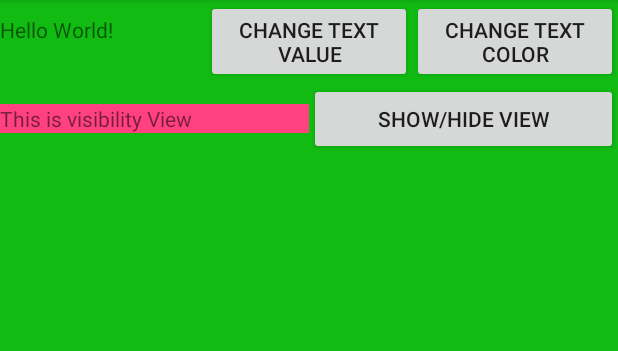
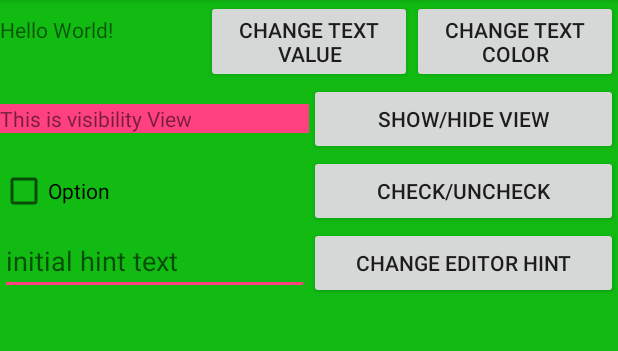
Before and after one commit to AboElEla48/mvvmdemo, an Android app: the screen it shows after launch (MainActivity), on a phone screen of 412 x 824 dp, the part 84-435 px from its top. Run offline under Robolectric (Android 15) with nearby library versions, the phone set to English and light mode, and no system bars; our stand-ins replace RxJava; libraries missing offline, so code that uses them is left out: com.jakewharton.rxbinding2; 8 statements that could not run were skipped.

Commit message:
Test annotations editor hint text value, check box check value

```diff
--- a/app/src/main/java/foureg/mvvmframework/MainActivity.java
+++ b/app/src/main/java/foureg/mvvmframework/MainActivity.java
@@ -2,6 +2,8 @@ package foureg.mvvmframework;
 
 import android.view.View;
 import android.widget.Button;
+import android.widget.CheckBox;
+import android.widget.EditText;
 import android.widget.TextView;
 
 import com.foureg.baseframework.annotations.ContentViewId;
@@ -33,4 +35,16 @@ public class MainActivity extends BaseActivity<MainActivityViewModel>
 
     @ViewId(R.id.activity_visibility_show_hide_btn)
     Button showHideViewBtn;
+
+    @ViewId(R.id.activity_check_box_view)
+    CheckBox checkBoxView;
+
+    @ViewId(R.id.activity_change_check_box_btn)
+    Button changeCheckBoxBtn;
+
+    @ViewId(R.id.activity_edit_view)
+    EditText editorView;
+
+    @ViewId(R.id.activity_change_editor_hint_text_btn)
+    Button changeEditorHintBtn;
 }
--- a/app/src/main/java/foureg/mvvmframework/MainActivityPresenter.java
+++ b/app/src/main/java/foureg/mvvmframework/MainActivityPresenter.java
@@ -37,6 +37,51 @@ public class MainActivityPresenter extends BaseViewPresenter<MainActivity>
 
         // Show/Hide annotation
         showHideView();
+
+        // Check/Uncheck checkbox
+        ChangeCheckBoxVal();
+
+        // Editor Hint text value
+        changeEditorHintVal();
+    }
+
+    private void changeEditorHintVal() {
+        RxView.clicks(getView().changeEditorHintBtn)
+                .subscribe(new Consumer<Object>()
+                {
+                    @Override
+                    public void accept(Object o) throws Exception {
+                        Log.w(Constants.LOG_TAG, "***********************");
+                        Log.w(Constants.LOG_TAG, "Initial Hint text value = "
+                                + getView().getViewModel().getEditorHintVal().get());
+
+                        getView().getViewModel().getEditorHintVal().set("New Hint Text");
+
+                        Log.w(Constants.LOG_TAG, "Hint text value after change = "
+                                + getView().getViewModel().getEditorHintVal().get());
+                        Log.w(Constants.LOG_TAG, "***********************");
+                    }
+                });
+    }
+
+    private void ChangeCheckBoxVal() {
+        RxView.clicks(getView().changeCheckBoxBtn)
+                .subscribe(new Consumer<Object>()
+                {
+                    @Override
+                    public void accept(Object o) throws Exception {
+                        Log.w(Constants.LOG_TAG, "***********************");
+                        Log.w(Constants.LOG_TAG, "Initial Check Box val = "
+                                + getView().getViewModel().getCheckBoxVal().get());
+
+                        Boolean isChecked = !getView().getViewModel().getCheckBoxVal().get();
+                        getView().getViewModel().getCheckBoxVal().set(isChecked);
+
+                        Log.w(Constants.LOG_TAG, "CheckBox value after change = "
+                                + getView().getViewModel().getCheckBoxVal().get());
+                        Log.w(Constants.LOG_TAG, "***********************");
+                    }
+                });
     }
 
     private void changeTextColor() {
--- a/app/src/main/java/foureg/mvvmframework/MainActivityViewModel.java
+++ b/app/src/main/java/foureg/mvvmframework/MainActivityViewModel.java
@@ -1,6 +1,8 @@
 package foureg.mvvmframework;
 
 import com.foureg.baseframework.annotations.DataModel;
+import com.foureg.baseframework.annotations.viewmodelfields.ViewModelCheckBoxField;
+import com.foureg.baseframework.annotations.viewmodelfields.ViewModelHintEditTextField;
 import com.foureg.baseframework.annotations.viewmodelfields.ViewModelTextField;
 import com.foureg.baseframework.annotations.viewmodelfields.ViewModelTextViewTextColorField;
 import com.foureg.baseframework.annotations.viewmodelfields.ViewModelViewVisibilityField;
@@ -23,6 +25,12 @@ class MainActivityViewModel extends BaseViewModel<MainActivity>
     @ViewModelViewVisibilityField(value = R.id.activity_visibility_view, fieldName = "visibilityViewVal")
     private Property<Integer> visibilityViewVal = new Property<>();
 
+    @ViewModelCheckBoxField(value = R.id.activity_check_box_view, fieldName = "CheckBoxView")
+    private Property<Boolean> checkBoxVal = new Property<>();
+
+    @ViewModelHintEditTextField(value = R.id.activity_edit_view, fieldName = "EditorView")
+    private Property<String> editorHintVal = new Property<>();
+
     @DataModel
     foureg.mvvmframework.data.DataModel dataModel;
 
@@ -36,4 +44,8 @@ class MainActivityViewModel extends BaseViewModel<MainActivity>
     Property<Integer> getVisibilityViewVal() {
         return visibilityViewVal;
     }
+
+    Property<Boolean> getCheckBoxVal() { return checkBoxVal; }
+
+    Property<String> getEditorHintVal() { return editorHintVal; }
 }
--- a/app/src/main/res/layout/activity_main.xml
+++ b/app/src/main/res/layout/activity_main.xml
@@ -62,6 +62,55 @@
 
     </LinearLayout>
 
+    <LinearLayout
+        android:id="@+id/layout_view_checkBox"
+        android:layout_below="@id/layout_view_visibility"
+        android:layout_width="match_parent"
+        android:layout_height="wrap_content"
+        android:weightSum="2"
+        android:orientation="horizontal">
+
+        <CheckBox
+            android:id="@+id/activity_check_box_view"
+            android:layout_width="0dp"
+            android:layout_height="wrap_content"
+            android:layout_weight="1"
+            android:text="Option"
+            android:checked="false"/>
+
+        <Button
+            android:id="@+id/activity_change_check_box_btn"
+            android:layout_width="0dp"
+            android:layout_height="wrap_content"
+            android:layout_weight="1"
+            android:text="Check/Uncheck"/>
+
+    </LinearLayout>
+
+    <LinearLayout
+        android:id="@+id/layout_view_hint_text"
+        android:layout_below="@id/layout_view_checkBox"
+        android:layout_width="match_parent"
+        android:layout_height="wrap_content"
+        android:weightSum="2"
+        android:orientation="horizontal">
+
+        <EditText
+            android:id="@+id/activity_edit_view"
+            android:layout_width="0dp"
+            android:layout_height="wrap_content"
+            android:layout_weight="1"
+            android:hint="initial hint text"/>
+
+        <Button
+            android:id="@+id/activity_change_editor_hint_text_btn"
+            android:layout_width="0dp"
+            android:layout_height="wrap_content"
+            android:layout_weight="1"
+            android:text="Change editor hint"/>
+
+    </LinearLayout>
+
     <FrameLayout
         android:id="@+id/activity_fragment_placeholder"
         android:layout_width="match_parent"
```
